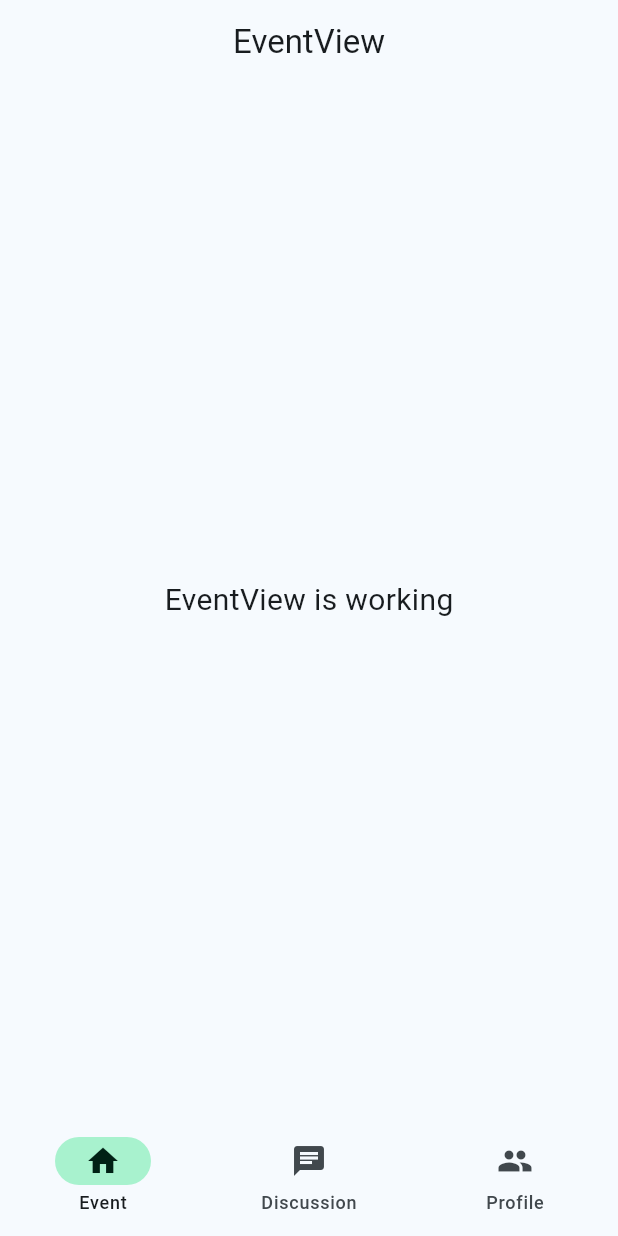
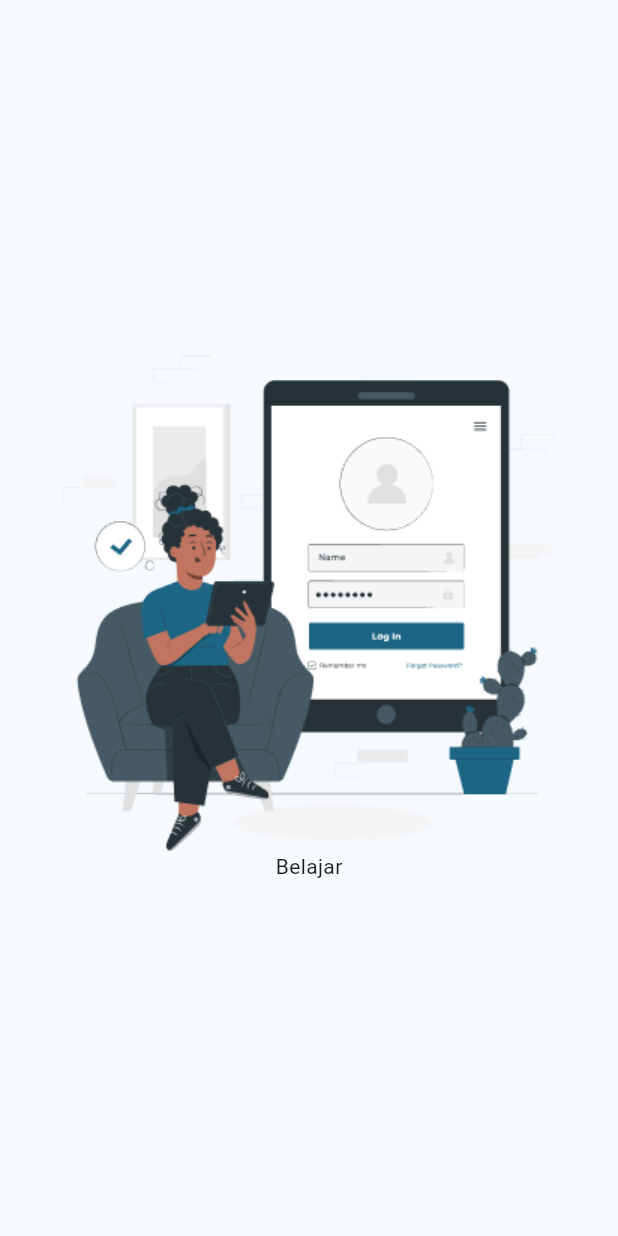
Before and after one commit to AgusDharmaUDEL93/X-Buddy, a Flutter app: the screen it shows after launch, on a phone screen of 412 x 824 dp. Run offline on Flutter 3.47's test engine with Material 3 defaults, Android fonts, the phone set to English and light mode, and no system bars; our stand-ins replace firebase_core, get; accounts and stored records are empty.

Commit message:
initial login page

```diff
--- /dev/null
+++ b/lib/app/modules/login/views/login_view.dart
@@ -0,0 +1,28 @@
+import 'package:flutter/material.dart';
+
+import 'package:get/get.dart';
+
+import '../controllers/login_controller.dart';
+
+class LoginView extends GetView<LoginController> {
+  const LoginView({Key? key}) : super(key: key);
+  @override
+  Widget build(BuildContext context) {
+    return Scaffold(
+      body: Padding(
+        padding: const EdgeInsets.symmetric(horizontal: 16),
+        child: Container(
+          width: Get.width,
+          child: Column(
+            mainAxisAlignment: MainAxisAlignment.center,
+            crossAxisAlignment: CrossAxisAlignment.center,
+            children: [
+              Image.asset("assets/img/illustration_login.png"),
+              Text("Belajar"),
+            ],
+          ),
+        ),
+      ),
+    );
+  }
+}
--- a/lib/app/routes/app_routes.dart
+++ b/lib/app/routes/app_routes.dart
@@ -7,6 +7,7 @@ abstract class Routes {
   static const EVENT = _Paths.EVENT;
   static const DISCUSSION = _Paths.DISCUSSION;
   static const PROFILE = _Paths.PROFILE;
+  static const LOGIN = _Paths.LOGIN;
 }
 
 abstract class _Paths {
@@ -15,4 +16,5 @@ abstract class _Paths {
   static const EVENT = '/event';
   static const DISCUSSION = '/discussion';
   static const PROFILE = '/profile';
+  static const LOGIN = '/login';
 }
```
Also changed, not shown: lib/app/modules/login/bindings/login_binding.dart (added, +12 -0 lines), lib/app/modules/login/controllers/login_controller.dart (added, +23 -0 lines), lib/app/routes/app_pages.dart (+8 -1 lines), assets/img/illustration_login.png (added).
